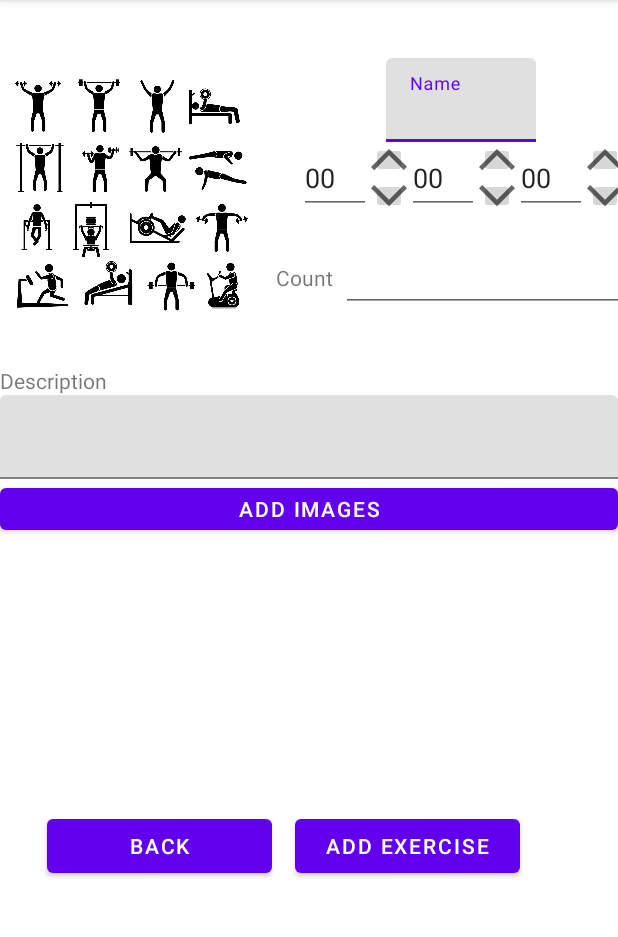
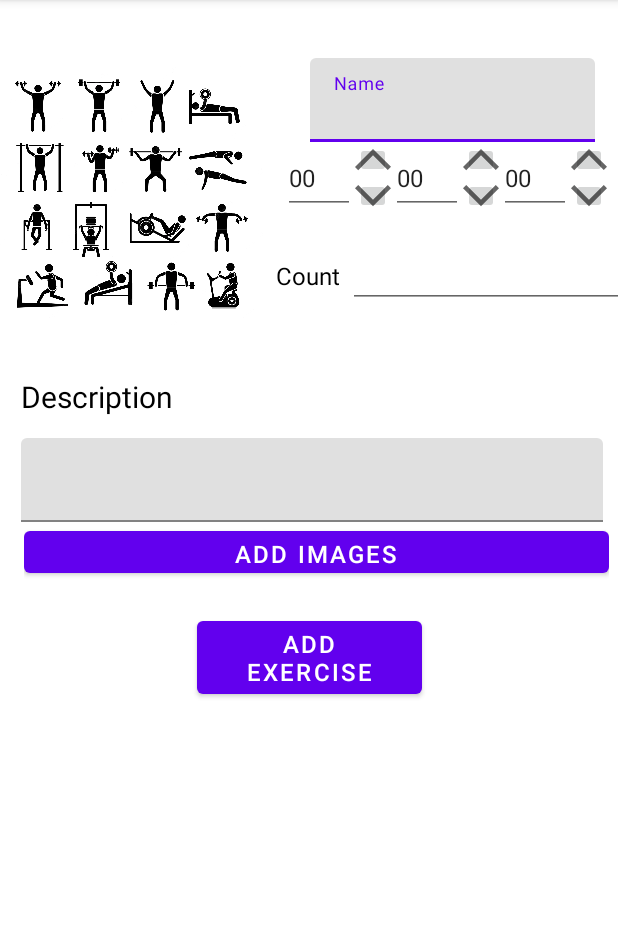
Before and after one commit to Bosni4ko/Android_fitnes_app, an Android app: the CreateExerciseActivity screen opened directly, with no data from a screen before it, on a phone screen of 412 x 824 dp, the part 84-1021 px from its top. Run offline under Robolectric (Android 15) with nearby library versions, the phone set to English and light mode, and no system bars.

Commit message:
Create and add exercise upgraded design

```diff
--- a/app/src/main/java/com/coursework/fitnessapp/enums/Enums.java
+++ b/app/src/main/java/com/coursework/fitnessapp/enums/Enums.java
@@ -12,7 +12,9 @@ public class Enums {
         FINISHED,
         SKIPPED,
         WAITING,
-        STOPPED
+        STOPPED,
+        STARTED
+        //TODO:started
     }
     public enum WorkoutType{
         DEFAULT,
--- a/app/src/main/java/com/coursework/fitnessapp/exercises/CreateExerciseActivity.java
+++ b/app/src/main/java/com/coursework/fitnessapp/exercises/CreateExerciseActivity.java
@@ -83,7 +83,6 @@ public class CreateExerciseActivity extends AppCompatActivity {
 
     private Button addImagesBtn;
     private Button addExerciseBtn;
-    private Button backBtn;
 
     Boolean isPreviewImageSet = false;
     ExerciseModel exercise;
@@ -171,9 +170,7 @@ public class CreateExerciseActivity extends AppCompatActivity {
         addImagesBtn = findViewById(R.id.addImagesBtn);
         addImagesBtn.setOnClickListener(addImages);
         addExerciseBtn = findViewById(R.id.addExerciseBtn);
-        backBtn = findViewById(R.id.backBtn);
         addExerciseBtn.setOnClickListener(addExercise);
-        backBtn.setOnClickListener(back);
     }
     View.OnClickListener addPreviewImage = new View.OnClickListener() {
         @Override
@@ -289,12 +286,7 @@ public class CreateExerciseActivity extends AppCompatActivity {
             }
         }
     };
-    View.OnClickListener back = new View.OnClickListener() {
-        @Override
-        public void onClick(View view) {
-            finish();
-        }
-    };
+
 
     @RequiresApi(api = Build.VERSION_CODES.O)
     public void setExerciseValues(){
--- a/app/src/main/java/com/coursework/fitnessapp/models/InternalStoragePhoto.java
+++ b/app/src/main/java/com/coursework/fitnessapp/models/InternalStoragePhoto.java
@@ -88,6 +88,6 @@ public class InternalStoragePhoto {
         return filePaths;
     }
     public static boolean deleteImageFromInternalStorage(String fileName,Context context){
-        return context.deleteFile(fileName);
+        return context.deleteFile(fileName+".jpg");
     }
 }
--- a/app/src/main/java/com/coursework/fitnessapp/workout/CreateWorkoutActivity.java
+++ b/app/src/main/java/com/coursework/fitnessapp/workout/CreateWorkoutActivity.java
@@ -96,7 +96,9 @@ public class CreateWorkoutActivity extends AppCompatActivity {
         activityResultLauncher = registerForActivityResult(new ActivityResultContracts.StartActivityForResult(), new ActivityResultCallback<ActivityResult>() {
             @Override
             public void onActivityResult(ActivityResult result) {
-                dialog.cancel();
+                if(dialog != null){
+                    dialog.cancel();
+                }
                 if(result.getData() != null){
                     Bundle bundle = result.getData().getExtras();
                     ExerciseModel newExercise = dataBaseHelper.getExerciseById(Integer.parseInt(bundle.get("id").toString()));
--- a/app/src/main/java/com/coursework/fitnessapp/workout/StartedWorkoutActivity.java
+++ b/app/src/main/java/com/coursework/fitnessapp/workout/StartedWorkoutActivity.java
@@ -98,7 +98,9 @@ public class StartedWorkoutActivity extends AppCompatActivity {
                             isRunningTask = false;
                             //TODO:play sound
                         }else {
-                            //TODO:finish workout
+                            //TODO:play sound
+                            workout.setStatus(Enums.WorkoutStatus.FINISHED.toString());
+                            dataBaseHelper.editWorkout(workout);
                             dataBaseHelper.deleteCurrentWorkouts();
                         }
                     }
--- a/app/src/main/res/layout/activity_create_exercise.xml
+++ b/app/src/main/res/layout/activity_create_exercise.xml
@@ -31,9 +31,9 @@
         app:layout_constraintVertical_bias="0.0">
 
         <com.google.android.material.textfield.TextInputLayout
-            android:layout_width="match_parent"
             android:layout_height="wrap_content"
-            android:minWidth="100dp"
+            android:layout_width="200dp"
+            android:paddingLeft="10dp"
             android:id="@+id/exerciseNameLayout"
             android:layout_marginTop="10dp"
             app:layout_constraintEnd_toEndOf="parent"
@@ -197,25 +197,34 @@
         android:id="@+id/exerciseDescriptionTitle"
         android:layout_width="match_parent"
         android:layout_height="wrap_content"
+        android:layout_marginLeft="14dp"
+        android:layout_marginRight="10dp"
+        android:layout_marginTop="20dp"
         android:text="@string/description"
-        app:layout_constraintBottom_toTopOf="@+id/descriptionLayout"
+        android:textSize="20dp"
         app:layout_constraintEnd_toEndOf="parent"
-        app:layout_constraintStart_toStartOf="parent" />
+        app:layout_constraintStart_toStartOf="parent"
+        app:layout_constraintTop_toBottomOf="@+id/infoLayout" />
+
     <com.google.android.material.textfield.TextInputLayout
         android:id="@+id/descriptionLayout"
         android:layout_width="match_parent"
         android:layout_height="wrap_content"
-        android:layout_marginTop="30dp"
+        android:layout_marginLeft="14dp"
+        android:layout_marginTop="14dp"
+        android:layout_marginRight="10dp"
+        android:orientation="vertical"
         app:layout_constraintEnd_toEndOf="parent"
         app:layout_constraintStart_toStartOf="parent"
-        app:layout_constraintTop_toBottomOf="@+id/infoLayout"
-        android:orientation="vertical">
+        app:layout_constraintTop_toBottomOf="@+id/exerciseDescriptionTitle">
+
         <EditText
             android:id="@+id/exerciseDescription"
             android:layout_width="match_parent"
             android:layout_height="wrap_content"
             android:ems="10"
-            android:inputType="textMultiLine" />
+            android:inputType="textMultiLine"
+            android:maxLines="5"/>
 
     </com.google.android.material.textfield.TextInputLayout>
 
@@ -225,7 +234,9 @@
         app:layout_constraintEnd_toEndOf="parent"
         app:layout_constraintStart_toStartOf="parent"
         app:layout_constraintTop_toBottomOf="@+id/descriptionLayout"
-        android:id="@+id/imagesLayout">
+        android:id="@+id/imagesLayout"
+        android:layout_marginLeft="16dp"
+        android:layout_marginRight="6dp">
 
         <androidx.recyclerview.widget.RecyclerView
             android:id="@+id/exerciseImages"
@@ -239,25 +250,16 @@
             android:text="@string/add_images"
             android:id="@+id/addImagesBtn"/>
     </RelativeLayout>
+
     <Button
         android:id="@+id/addExerciseBtn"
         android:layout_width="150dp"
         android:layout_height="wrap_content"
         android:text="@string/add_exercise_btn"
         app:layout_constraintEnd_toEndOf="parent"
-        app:layout_constraintHorizontal_bias="0.75"
         app:layout_constraintStart_toStartOf="parent"
-        app:layout_constraintTop_toTopOf="@+id/backBtn" />
+        app:layout_constraintTop_toBottomOf="@+id/imagesLayout"
+        android:layout_marginTop="20dp"/>
 
-    <Button
-        android:id="@+id/backBtn"
-        android:layout_width="150dp"
-        android:layout_height="wrap_content"
-        android:layout_marginStart="16dp"
-        android:text="@string/back"
-        app:layout_constraintBottom_toBottomOf="parent"
-        app:layout_constraintEnd_toStartOf="@+id/addExerciseBtn"
-        app:layout_constraintStart_toStartOf="parent"
-        app:layout_constraintTop_toBottomOf="@+id/imagesLayout" />
 
 </androidx.constraintlayout.widget.ConstraintLayout>
--- a/app/src/main/res/values/themes.xml
+++ b/app/src/main/res/values/themes.xml
@@ -12,5 +12,7 @@
         <!-- Status bar color. -->
         <item name="android:statusBarColor" tools:targetApi="l">?attr/colorPrimaryVariant</item>
         <!-- Customize your theme here. -->
+        <item name="android:textColor">@color/black</item>
+        <item name="android:textSize">16dp</item>
     </style>
 </resources>
```
Also changed, not shown: app/src/main/java/com/coursework/fitnessapp/DataBaseHelper/DataBaseHelper.java (+13 -7 lines), app/src/main/java/com/coursework/fitnessapp/exercises/AddToWorkoutExerciseActivity.java (+0 -9 lines), app/src/main/java/com/coursework/fitnessapp/exercises/ExercisesRecViewAdapter.java (+9 -1 lines), app/src/main/res/layout/activity_add_to_workout_exercise.xml (+24 -26 lines), app/src/main/res/layout/exercise_image_list_item.xml (+5 -3 lines).
